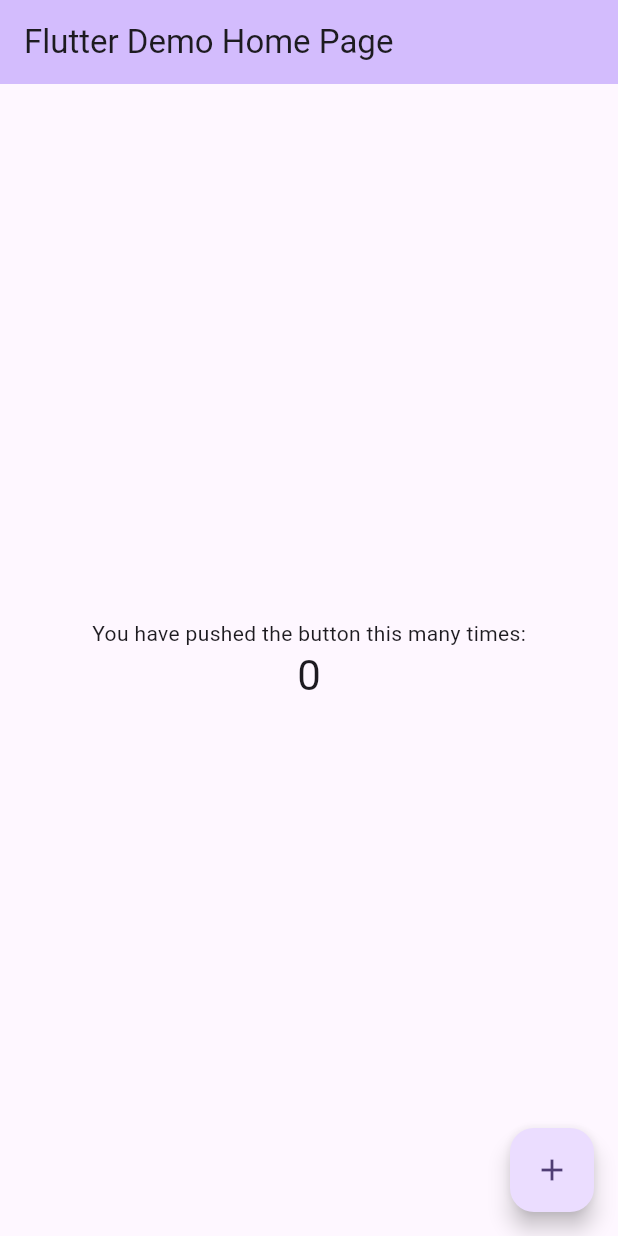
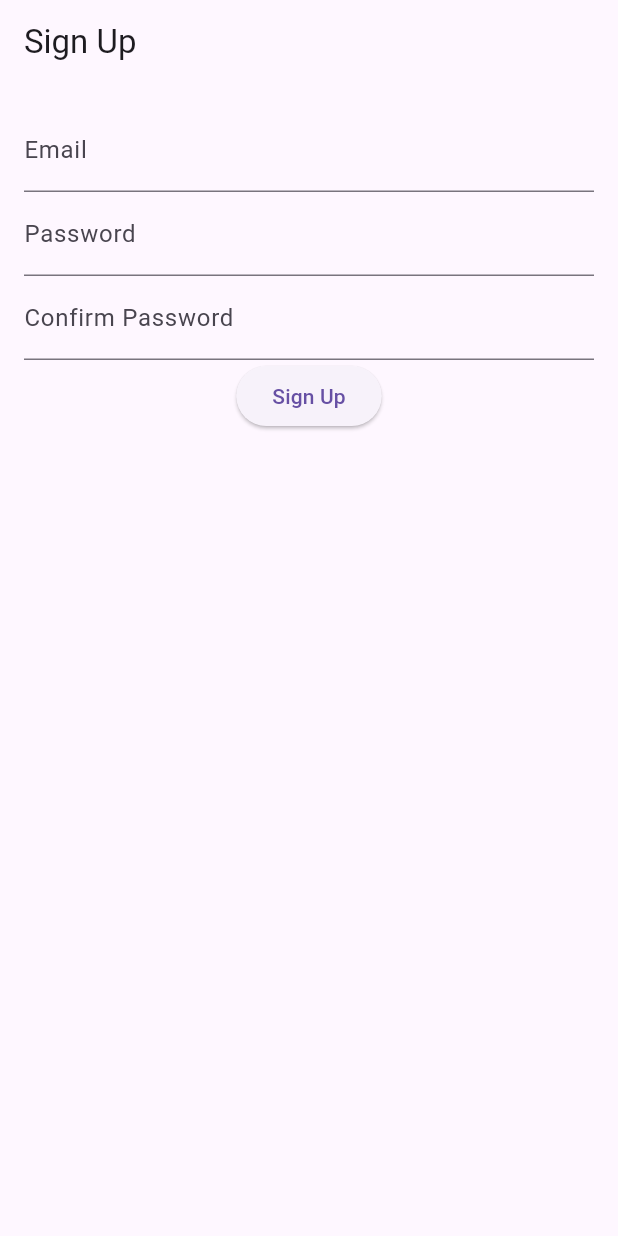
Before and after one commit to PeterArpon/elbisikleta, a Flutter app: the screen it shows after launch, on a phone screen of 412 x 824 dp. Run offline on Flutter 3.47's test engine with Material 3 defaults, Android fonts, the phone set to English and light mode, and no system bars.

Commit message:
add: Screens - SignIn and SignUp

```diff
--- a/lib/main.dart
+++ b/lib/main.dart
@@ -1,125 +1,31 @@
 import 'package:flutter/material.dart';
+import 'screens/SignInPage.dart';
+import 'screens/SignUpPage.dart';
 
 void main() {
   runApp(const MyApp());
 }
 
 class MyApp extends StatelessWidget {
-  const MyApp({super.key});
+  const MyApp({Key? key}) : super(key: key);
 
-  // This widget is the root of your application.
   @override
   Widget build(BuildContext context) {
     return MaterialApp(
-      title: 'Flutter Demo',
+      title: 'Elbisikleta',
       theme: ThemeData(
-        // This is the theme of your application.
-        //
-        // TRY THIS: Try running your application with "flutter run". You'll see
-        // the application has a purple toolbar. Then, without quitting the app,
-        // try changing the seedColor in the colorScheme below to Colors.green
-        // and then invoke "hot reload" (save your changes or press the "hot
-        // reload" button in a Flutter-supported IDE, or press "r" if you used
-        // the command line to start the app).
-        //
-        // Notice that the counter didn't reset back to zero; the application
-        // state is not lost during the reload. To reset the state, use hot
-        // restart instead.
-        //
-        // This works for code too, not just values: Most code changes can be
-        // tested with just a hot reload.
-        colorScheme: ColorScheme.fromSeed(seedColor: Colors.deepPurple),
         useMaterial3: true,
+        primarySwatch: Colors.blue,
       ),
-      home: const MyHomePage(title: 'Flutter Demo Home Page'),
+      routes: {
+        '/': (context) => const SignUpPage(),
+        '/sign-in': (context) => const SignInPage(),
+        '/sign-up': (context) => const SignUpPage(),
+        // '/homepage': (context) => const HomePage(),
+        // '/map': (context) => const MapPage(),
+        // '/rentals': (context) => const RentalsPage(),
+        // '/profile': (context) => const ProfilePage(),
+      },
     );
   }
 }
-
-class MyHomePage extends StatefulWidget {
-  const MyHomePage({super.key, required this.title});
-
-  // This widget is the home page of your application. It is stateful, meaning
-  // that it has a State object (defined below) that contains fields that affect
-  // how it looks.
-
-  // This class is the configuration for the state. It holds the values (in this
-  // case the title) provided by the parent (in this case the App widget) and
-  // used by the build method of the State. Fields in a Widget subclass are
-  // always marked "final".
-
-  final String title;
-
-  @override
-  State<MyHomePage> createState() => _MyHomePageState();
-}
-
-class _MyHomePageState extends State<MyHomePage> {
-  int _counter = 0;
-
-  void _incrementCounter() {
-    setState(() {
-      // This call to setState tells the Flutter framework that something has
-      // changed in this State, which causes it to rerun the build method below
-      // so that the display can reflect the updated values. If we changed
-      // _counter without calling setState(), then the build method would not be
-      // called again, and so nothing would appear to happen.
-      _counter++;
-    });
-  }
-
-  @override
-  Widget build(BuildContext context) {
-    // This method is rerun every time setState is called, for instance as done
-    // by the _incrementCounter method above.
-    //
-    // The Flutter framework has been optimized to make rerunning build methods
-    // fast, so that you can just rebuild anything that needs updating rather
-    // than having to individually change instances of widgets.
-    return Scaffold(
-      appBar: AppBar(
-        // TRY THIS: Try changing the color here to a specific color (to
-        // Colors.amber, perhaps?) and trigger a hot reload to see the AppBar
-        // change color while the other colors stay the same.
-        backgroundColor: Theme.of(context).colorScheme.inversePrimary,
-        // Here we take the value from the MyHomePage object that was created by
-        // the App.build method, and use it to set our appbar title.
-        title: Text(widget.title),
-      ),
-      body: Center(
-        // Center is a layout widget. It takes a single child and positions it
-        // in the middle of the parent.
-        child: Column(
-          // Column is also a layout widget. It takes a list of children and
-          // arranges them vertically. By default, it sizes itself to fit its
-          // children horizontally, and tries to be as tall as its parent.
-          //
-          // Column has various properties to control how it sizes itself and
-          // how it positions its children. Here we use mainAxisAlignment to
-          // center the children vertically; the main axis here is the vertical
-          // axis because Columns are vertical (the cross axis would be
-          // horizontal).
-          //
-          // TRY THIS: Invoke "debug painting" (choose the "Toggle Debug Paint"
-          // action in the IDE, or press "p" in the console), to see the
-          // wireframe for each widget.
-          mainAxisAlignment: MainAxisAlignment.center,
-          children: <Widget>[
-            const Text(
-              'You have pushed the button this many times:',
-            ),
-            Text(
-              '$_counter',
-              style: Theme.of(context).textTheme.headlineMedium,
-            ),
-          ],
-        ),
-      ),
-      floatingActionButton: FloatingActionButton(
-        onPressed: _incrementCounter,
-        tooltip: 'Increment',
-        child: const Icon(Icons.add),
-      ), // This trailing comma makes auto-formatting nicer for build methods.
-    );
-  }
-}
--- /dev/null
+++ b/lib/screens/SignUpPage.dart
@@ -0,0 +1,98 @@
+import 'package:flutter/material.dart';
+
+class SignUpPage extends StatefulWidget {
+  const SignUpPage({Key? key}) : super(key: key);
+
+  @override
+  State<SignUpPage> createState() => _SignUpState();
+}
+
+class _SignUpState extends State<SignUpPage> {
+  final _formKey = GlobalKey<FormState>();
+
+  TextEditingController emailController = TextEditingController();
+  TextEditingController passwordController = TextEditingController();
+  TextEditingController confirmPasswordController = TextEditingController();
+
+  bool _obscureText = true;
+
+  void _togglePasswordVisibility() {
+    setState(() {
+      _obscureText = !_obscureText;
+    });
+  }
+
+  @override
+  Widget build(BuildContext context) {
+    return Scaffold(
+      appBar: AppBar(
+        title: const Text('Sign Up'),
+      ),
+      body: Padding(
+        padding: const EdgeInsets.all(16.0),
+        child: Form(
+          key: _formKey,
+          child: Column(
+            children: [
+              TextFormField(
+                controller: emailController,
+                decoration: const InputDecoration(
+                  labelText: 'Email',
+                ),
+                validator: (value) {
+                  if (value == null || value.isEmpty) {
+                    return 'Please enter your email';
+                  }
+                  return null;
+                },
+              ),
+              TextFormField(
+                controller: passwordController,
+                decoration: const InputDecoration(
+                  labelText: 'Password',
+                ),
+                validator: (value) {
+                  if (value == null || value.isEmpty || value.length < 6) {
+                    return 'Please enter your password';
+                  }
+                  return null;
+                },
+                onSaved: (value) {
+                  passwordController.text = value!;
+                },
+                obscureText: _obscureText,
+              ),
+              TextFormField(
+                controller: confirmPasswordController,
+                decoration: const InputDecoration(
+                  labelText: 'Confirm Password',
+                ),
+                validator: (value) {
+                  if (value == null || value.isEmpty || value != passwordController.text) {
+                    return 'Please confirm your password';
+                  }
+                  return null;
+                },
+                onSaved: (value) {
+                  confirmPasswordController.text = value!;
+                },
+                obscureText: _obscureText,
+              ),
+              ElevatedButton(
+                onPressed: () {
+                  if (_formKey.currentState!.validate()) {
+                    _formKey.currentState!.save();
+                    ScaffoldMessenger.of(context).showSnackBar(
+                      const SnackBar(content: Text('Processing Data')),
+                    );
+                  }
+                },
+                child: const Text('Sign Up'),
+              ),
+            ],
+          ),
+        ),
+      ),
+    );
+  }
+}
```
Also changed, not shown: lib/screens/SignInPage.dart (added, +84 -0 lines), lib/screens/HomePage.dart (added), lib/screens/MapPage.dart (added), lib/screens/ProfilePage.dart (added), lib/screens/RentalsPage.dart (added).
